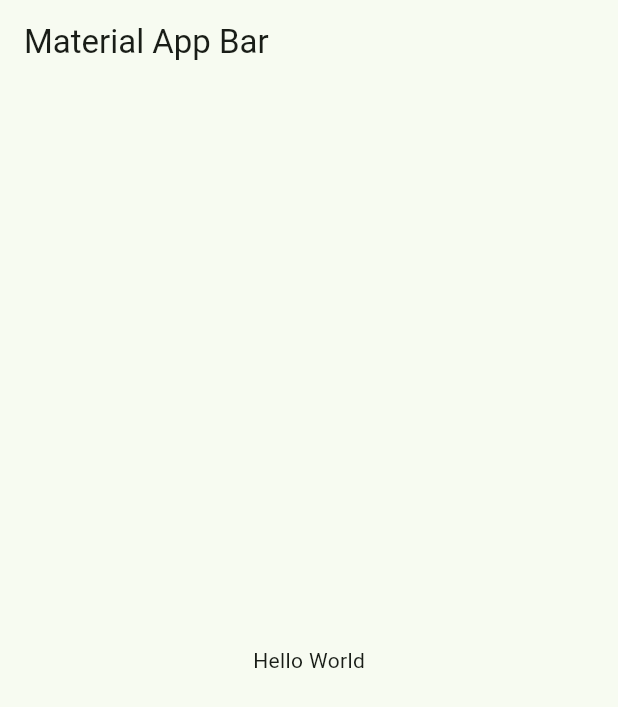
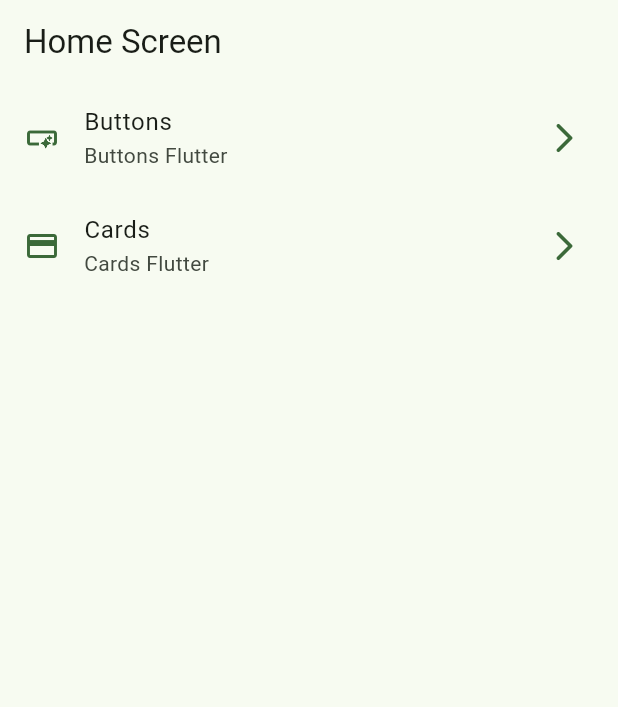
Before and after one commit to DiegoYepes05/Widgets_App, a Flutter app: the screen it shows after launch, on a phone screen of 412 x 824 dp. Shown: the top 707 px of the screen. Run offline on Flutter 3.47's test engine with Material 3 defaults, Android fonts, the phone set to English and light mode, and no system bars.

Commit message:
Show menu items

```diff
--- a/lib/main.dart
+++ b/lib/main.dart
@@ -1,5 +1,6 @@
 import 'package:flutter/material.dart';
-import 'package:widgets_app/theme/app_theme.dart';
+import 'package:widgets_app/config/theme/app_theme.dart';
+import 'package:widgets_app/presentation/screens/screens.dart';
 
 void main() => runApp(const MyApp());
 
@@ -9,17 +10,9 @@ class MyApp extends StatelessWidget {
   @override
   Widget build(BuildContext context) {
     return MaterialApp(
-      debugShowCheckedModeBanner: false,
-      title: 'Widgets App',
-      theme: AppTheme(selectedColor: 2).getTheme(),
-      home: Scaffold(
-        appBar: AppBar(
-          title: const Text('Material App Bar'),
-        ),
-        body: const Center(
-          child: Text('Hello World'),
-        ),
-      ),
-    );
+        debugShowCheckedModeBanner: false,
+        title: 'Widgets App',
+        theme: AppTheme(selectedColor: 2).getTheme(),
+        home: const HomeScreen());
   }
 }
--- /dev/null
+++ b/lib/presentation/screens/buttons/buttons_screen.dart
@@ -0,0 +1,15 @@
+import 'package:flutter/material.dart';
+
+class ButtonsScreen extends StatelessWidget {
+  const ButtonsScreen({super.key});
+
+  @override
+  Widget build(BuildContext context) {
+    return Scaffold(
+      appBar: AppBar(
+        title: const Text('Buttons screen'),
+      ),
+      body: const Placeholder(),
+    );
+  }
+}
--- /dev/null
+++ b/lib/presentation/screens/cards/cards_screen.dart
@@ -0,0 +1,10 @@
+import 'package:flutter/material.dart';
+
+class CardsScreen extends StatelessWidget {
+  const CardsScreen({super.key});
+
+  @override
+  Widget build(BuildContext context) {
+    return const Placeholder();
+  }
+}
--- /dev/null
+++ b/lib/presentation/screens/home/home_screen.dart
@@ -0,0 +1,43 @@
+import 'package:flutter/material.dart';
+import 'package:widgets_app/config/menu/menu_items.dart';
+
+class HomeScreen extends StatelessWidget {
+  const HomeScreen({super.key});
+
+  @override
+  Widget build(BuildContext context) {
+    return Scaffold(
+      appBar: AppBar(
+        title: const Text('Home Screen'),
+      ),
+      body: const _HomeView(),
+    );
+  }
+}
+
+class _HomeView extends StatelessWidget {
+  const _HomeView();
+
+  @override
+  Widget build(BuildContext context) {
+    final theme = Theme.of(context).colorScheme;
+    return ListView.builder(
+      itemCount: appMenuItems.length,
+      itemBuilder: (BuildContext context, int index) {
+        final menuItems = appMenuItems[index];
+        return ListTile(
+          leading: Icon(
+            menuItems.icon,
+            color: theme.primary,
+          ),
+          trailing: Icon(
+            Icons.arrow_forward_ios_rounded,
+            color: theme.primary,
+          ),
+          title: Text(menuItems.title),
+          subtitle: Text(menuItems.subTitle),
+        );
+      },
+    );
+  }
+}
--- /dev/null
+++ b/lib/presentation/screens/screens.dart
@@ -0,0 +1,3 @@
+export 'package:widgets_app/presentation/screens/buttons/buttons_screen.dart';
+export 'package:widgets_app/presentation/screens/cards/cards_screen.dart';
+export 'package:widgets_app/presentation/screens/home/home_screen.dart';
```
Also changed, not shown: lib/config/menu/menu_items.dart (renamed from lib/theme/menu/menu_items.dart), lib/config/theme/app_theme.dart (renamed from lib/theme/app_theme.dart).
